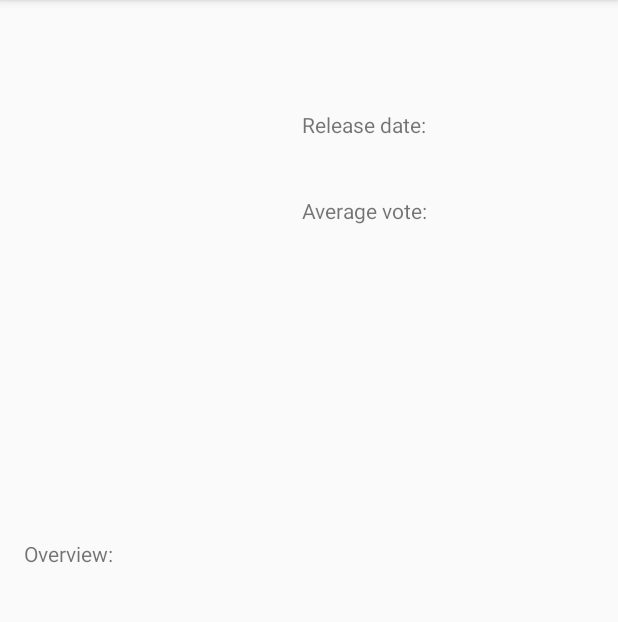
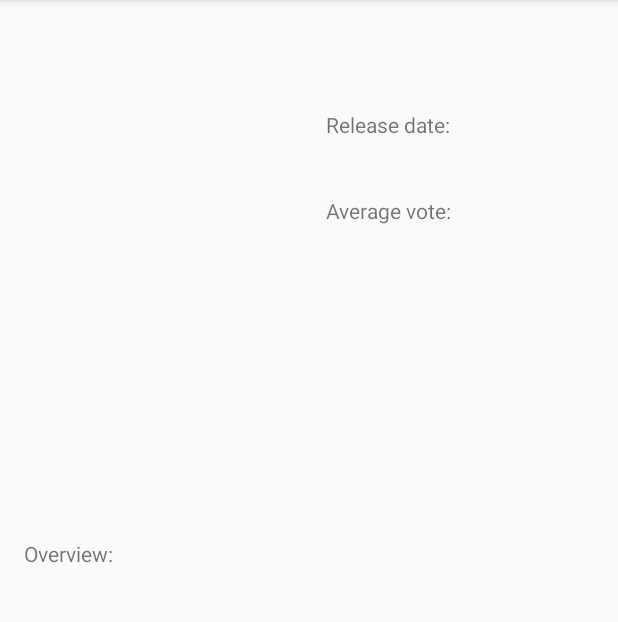
Before and after one commit to IrmantasCivilis/PopularMovies, an Android app: the DetailActivity screen opened directly, with no data from a screen before it, on a phone screen of 412 x 824 dp, the part 84-706 px from its top. Run offline under Robolectric (Android 15) with nearby library versions, the phone set to English and light mode, and no system bars; our stand-ins replace Picasso; pictures from the network do not load.

```diff
--- a/app/src/main/java/com/example/android/popularmovies/DetailActivity.java
+++ b/app/src/main/java/com/example/android/popularmovies/DetailActivity.java
@@ -11,11 +11,7 @@ import com.squareup.picasso.Picasso;
 
 public class DetailActivity extends AppCompatActivity{
 
-    private ImageView mMoviePoster;
-    private TextView mTitleLabel, mTitle, mReleaseDateLabel, mReleaseDate, mVoteAverageLabel,
-    mVoteAverage, mOverviewLabel, mOverview;
-
-    private String imageSize = "w185/";
+    private static final String IMAGE_SIZE = "w185/";
     private static final String BASE_IMAGE_URL = "https://image.tmdb.org/t/p/";
 
     @Override
@@ -23,16 +19,11 @@ public class DetailActivity extends AppCompatActivity{
         super.onCreate(savedInstanceState);
         setContentView(R.layout.activity_detail);
 
-
-        mMoviePoster = findViewById(R.id.poster_iv);
-        mTitleLabel = findViewById(R.id.title_label_tv);
-        mTitle = findViewById(R.id.title_tv);
-        mReleaseDateLabel = findViewById(R.id.release_date_label_tv);
-        mReleaseDate = findViewById(R.id.release_date_tv);
-        mVoteAverageLabel = findViewById(R.id.average_vote_label_tv);
-        mVoteAverage = findViewById(R.id.average_vote_tv);
-        mOverviewLabel = findViewById(R.id.overview_label_tv);
-        mOverview = findViewById(R.id.overview_tv);
+        ImageView mMoviePoster = findViewById(R.id.poster_iv);
+        TextView mTitle = findViewById(R.id.title_tv);
+        TextView mReleaseDate = findViewById(R.id.release_date_tv);
+        TextView mVoteAverage = findViewById(R.id.average_vote_tv);
+        TextView mOverview = findViewById(R.id.overview_tv);
 
         Intent intentThatStartedThisActivity = getIntent();
 
@@ -41,9 +32,8 @@ public class DetailActivity extends AppCompatActivity{
         if (intentThatStartedThisActivity.hasExtra("Clicked movie")){
 
             String posterPath = movie.getString("Poster");
-
             Picasso.with(this)
-                    .load(BASE_IMAGE_URL + imageSize + posterPath)
+                    .load(BASE_IMAGE_URL + IMAGE_SIZE + posterPath)
                     .into(mMoviePoster);
 
             String movieTitle = movie.getString("Title");
--- a/app/src/main/java/com/example/android/popularmovies/MovieLoader.java
+++ b/app/src/main/java/com/example/android/popularmovies/MovieLoader.java
@@ -26,8 +26,6 @@ public class MovieLoader extends AsyncTaskLoader<List<Movie>>{
         if (mUrl == null) {
             return null;
         }
-
-        List<Movie> movies = QueryUtils.fetchMovieData(mUrl);
-        return movies;
+        return QueryUtils.fetchMovieData(mUrl);
     }
 }
--- a/app/src/main/res/layout/activity_detail.xml
+++ b/app/src/main/res/layout/activity_detail.xml
@@ -49,7 +49,9 @@
             android:scaleType="fitXY"
             app:layout_constraintLeft_toLeftOf="parent"
             app:layout_constraintTop_toBottomOf="@id/title_tv"
-            android:layout_marginTop="16dp"/>
+            android:layout_marginTop="16dp"
+            android:layout_marginLeft="16dp"
+            android:layout_marginStart="16dp"/>
 
         <TextView
             android:id="@+id/release_date_label_tv"
@@ -113,7 +115,7 @@
             android:id="@+id/overview_tv"
             android:layout_width="match_parent"
             android:layout_height="wrap_content"
-            android:layout_marginBottom="16dp"
+            android:paddingBottom="16dp"
             android:layout_marginEnd="16dp"
             android:layout_marginLeft="16dp"
             android:layout_marginRight="16dp"
--- a/app/src/main/res/values/strings.xml
+++ b/app/src/main/res/values/strings.xml
@@ -1,4 +1,5 @@
 <resources>
     <string name="app_name">Popular Movies</string>
     <string name="content_description">Movie poster</string>
+    <string name="no_internet_connection">No internet connection</string>
 </resources>
```
Also changed, not shown: app/src/main/java/com/example/android/popularmovies/MainActivity.java (+41 -20 lines), app/src/main/java/com/example/android/popularmovies/MovieAdapter.java (+2 -5 lines).
